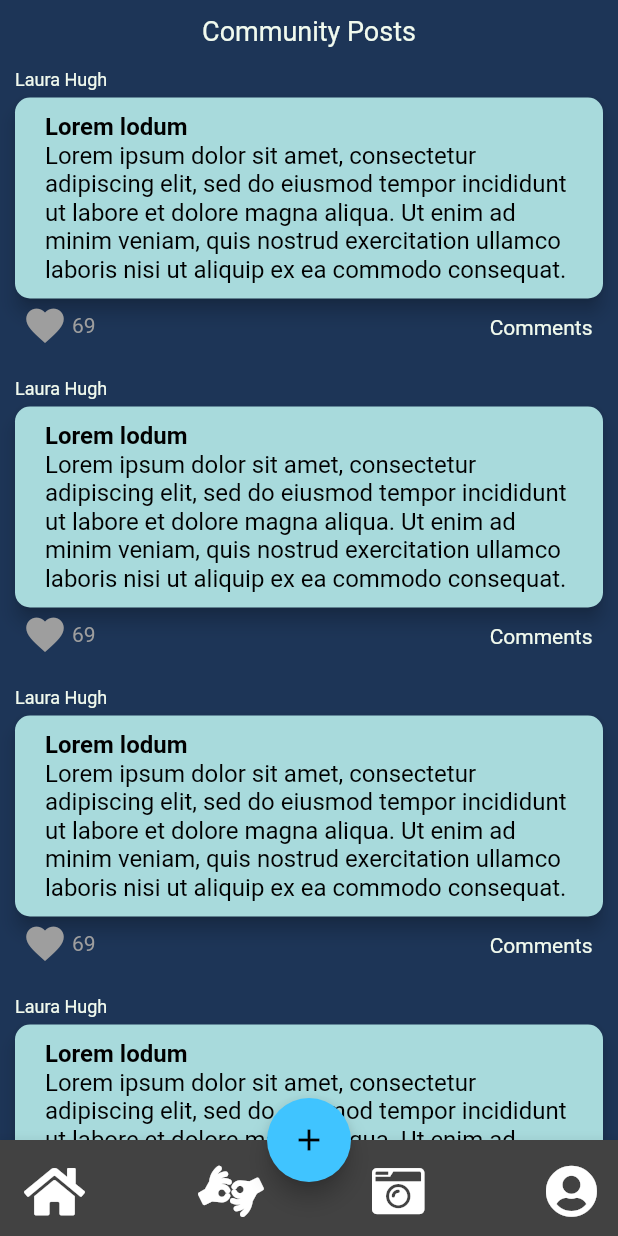
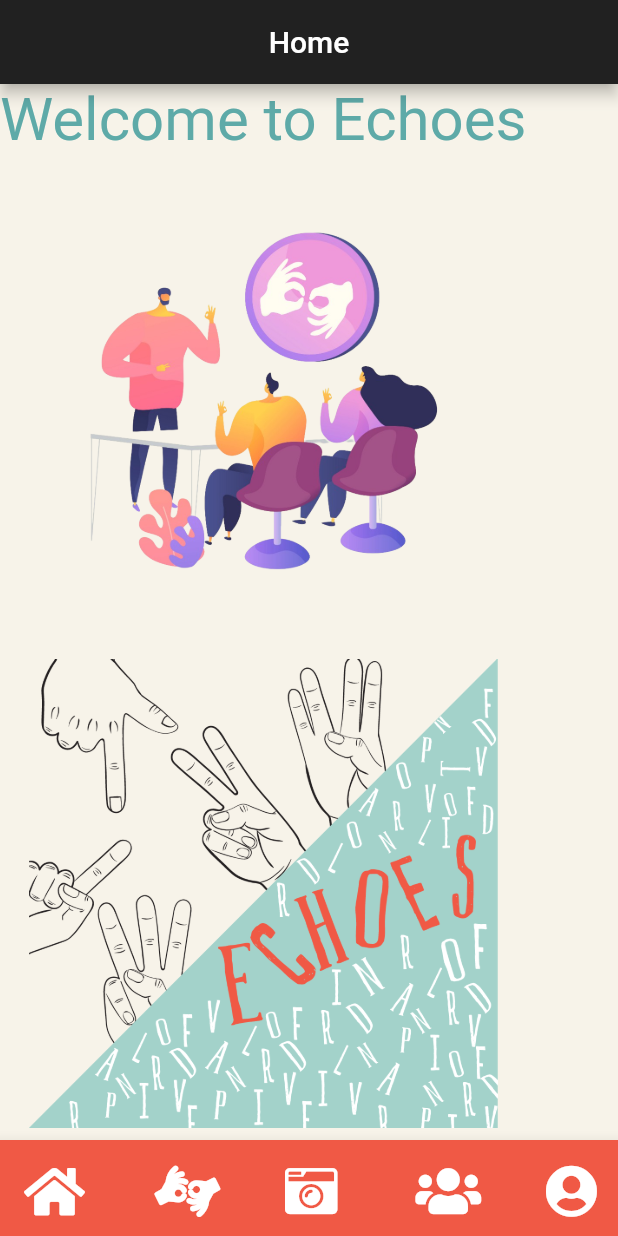
Before and after one commit to Harshpatel249/Echos, a Flutter app: the screen it shows after launch, on a phone screen of 412 x 824 dp. Run offline on Flutter 3.47's test engine with Material 2 defaults, Android fonts, the phone set to English and light mode, and no system bars; drawn by our look-alikes of like_button; our stand-ins replace font_awesome_flutter.

Commit message:
Homepage, Theme Change

```diff
--- a/lib/main.dart
+++ b/lib/main.dart
@@ -2,6 +2,7 @@ import 'package:flutter/material.dart';
 import 'screens/testScreen.dart';
 import 'screens/communityPage.dart';
 import 'screens/viewPost.dart';
+import 'screens/homeScreen.dart';
 
 void main() {
   runApp(MyApp());
@@ -14,18 +15,20 @@ class MyApp extends StatelessWidget {
     return MaterialApp(
       title: 'Flutter Demo',
       theme: ThemeData.dark().copyWith(
-        scaffoldBackgroundColor: Color(0xFF1D3557),
+        scaffoldBackgroundColor: Color(0xFFf7f3e9),
+        bottomAppBarColor: Color(0xFFf05945),
         textTheme: TextTheme(
           bodyText2: TextStyle(
-            color: Color(0xFFF1FAEE),
+            color: Color(0xFF5eaaa8),
           ),
         ),
       ),
-      initialRoute: CommunityPage.id,
+      initialRoute: HomeScreen.id,
       routes: {
         TestScreen.id: (context) => TestScreen(),
         CommunityPage.id: (context) => CommunityPage(),
         ViewPost.id: (context) => ViewPost(),
+        HomeScreen.id: (context) => HomeScreen(),
       },
     );
   }
--- a/lib/rewidgets/navBar.dart
+++ b/lib/rewidgets/navBar.dart
@@ -1,6 +1,8 @@
 import 'package:flutter/material.dart';
 import '../screens/userProfile.dart';
 import 'package:font_awesome_flutter/font_awesome_flutter.dart';
+import '../screens/homeScreen.dart';
+import '../screens/communityPage.dart';
 
 class NavBar extends StatelessWidget {
   NavBar({this.colour});
@@ -18,7 +20,13 @@ class NavBar extends StatelessWidget {
                   FontAwesomeIcons.home,
                   size: 36,
                 ),
-                onPressed: () {}
+                onPressed: () {
+                  Navigator.push(context, MaterialPageRoute(
+                      builder: (BuildContext context) {
+                        return HomeScreen();
+                      }
+                  ));
+                }
             ),
           ),
           Padding(
@@ -44,6 +52,22 @@ class NavBar extends StatelessWidget {
           Padding(
             padding: const EdgeInsets.all(8.0),
             child: IconButton(
+                icon: Icon(
+                  FontAwesomeIcons.users,
+                  size: 35,
+                ),
+                onPressed: () {
+                  Navigator.push(context, MaterialPageRoute(
+                      builder: (BuildContext context) {
+                        return CommunityPage();
+                      }
+                  ));
+                }
+            ),
+          ),
+          Padding(
+            padding: const EdgeInsets.all(8.0),
+            child: IconButton(
               icon: Icon(
                 FontAwesomeIcons.solidUserCircle,
                 size: 35,
--- a/lib/rewidgets/postWrapper.dart
+++ b/lib/rewidgets/postWrapper.dart
@@ -33,7 +33,6 @@ class PostWrapper extends StatelessWidget {
             postUser,
             style: TextStyle(
               fontSize: 12,
-              color: Color(0xFFF1FAEE),
             ),
           ),
           SizedBox(
@@ -102,7 +101,6 @@ class PostWrapper extends StatelessWidget {
                           'Comments',
                           style: TextStyle(
                             fontSize: 14,
-                            color: Color(0xFFF1FAEE),
                           ),
                         ),
                       ),
--- a/lib/screens/communityPage.dart
+++ b/lib/screens/communityPage.dart
@@ -30,7 +30,6 @@ class CommunityPage extends StatelessWidget {
               'Community Posts',
               style: TextStyle(
                 fontSize: 18,
-                color: Color(0xFFF1FAEE),
               ),
             ),
             SizedBox(
--- /dev/null
+++ b/lib/screens/homeScreen.dart
@@ -0,0 +1,40 @@
+import 'package:flutter/material.dart';
+import '../rewidgets/navBar.dart';
+
+class HomeScreen extends StatelessWidget {
+  static String id = 'home_page';
+  @override
+  Widget build(BuildContext context) {
+
+    return Scaffold(
+      appBar: AppBar(
+        title: Text('Home'),
+        centerTitle: true,
+      ),
+      bottomNavigationBar: NavBar(),
+      body: Column(
+        children: <Widget>[
+
+          Text(
+            'Welcome to Echoes',
+            style: TextStyle(
+              fontSize: 40.0,
+            ),
+          ),
+          Expanded(
+            child: TextButton(
+              onPressed: (){},
+              child: Image.asset('images/Tutorial.png'),
+            ),
+          ),
+          Expanded(
+            child: TextButton(
+              onPressed: (){},
+              child: Image.asset('images/LogoEchoes.png'),
+            ),
+          ),
+        ],
+      ),
+    );
+  }
+}
--- a/lib/screens/userProfile.dart
+++ b/lib/screens/userProfile.dart
@@ -31,7 +31,6 @@ class UserProfile extends StatelessWidget {
       ],
     );
     return Scaffold(
-
       appBar: AppBar(
         title: Text('Profile'),
         centerTitle: true,
--- a/lib/screens/viewPost.dart
+++ b/lib/screens/viewPost.dart
@@ -44,7 +44,6 @@ class ViewPost extends StatelessWidget {
               textAlign: TextAlign.center,
               style: TextStyle(
                 fontSize: 18,
-                color: Color(0xFFF1FAEE),
               ),
             ),
             SizedBox(
@@ -58,7 +57,6 @@ class ViewPost extends StatelessWidget {
                 textAlign: TextAlign.start,
                 style: TextStyle(
                   fontSize: 16,
-                  color: Color(0xFFF1FAEE),
                 ),
               ),
             ),
--- a/pubspec.yaml
+++ b/pubspec.yaml
@@ -47,9 +47,8 @@ flutter:
   uses-material-design: true
 
   # To add assets to your application, add an assets section, like this:
-  # assets:
-  #   - images/a_dot_burr.jpeg
-  #   - images/a_dot_ham.jpeg
+  assets:
+    - images/
 
   # An image asset can refer to one or more resolution-specific "variants", see
   # https://flutter.dev/assets-and-images/#resolution-aware.
```
Also changed, not shown: images/LogoEchoes.png (added), images/Tutorial.png (added).
